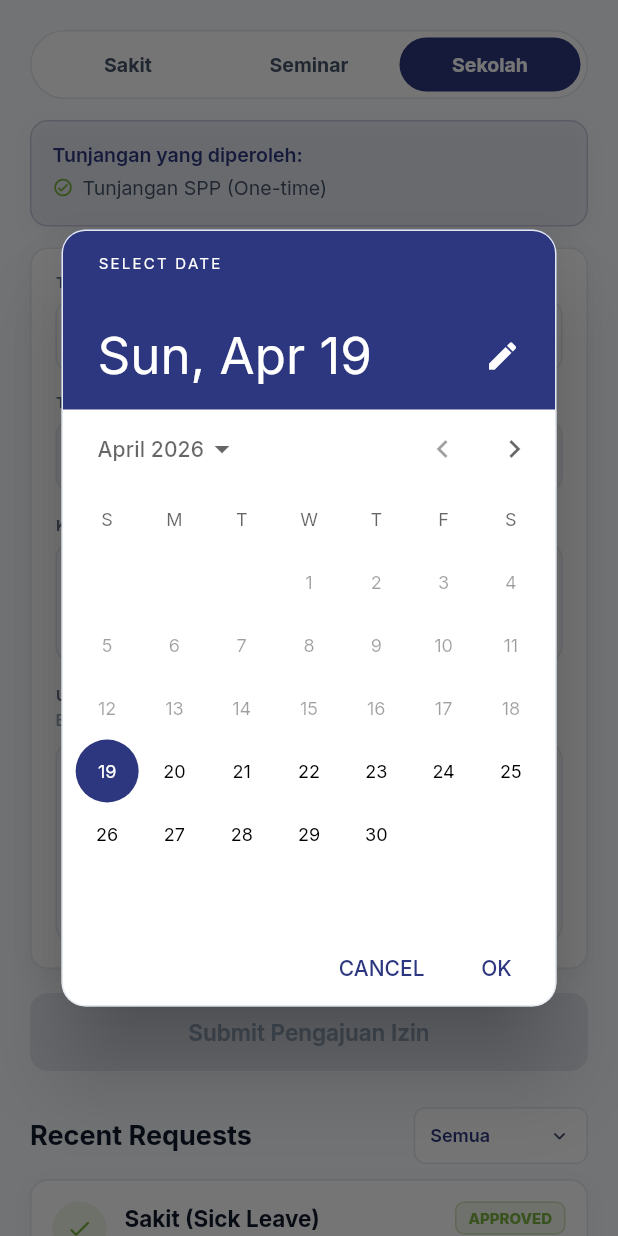
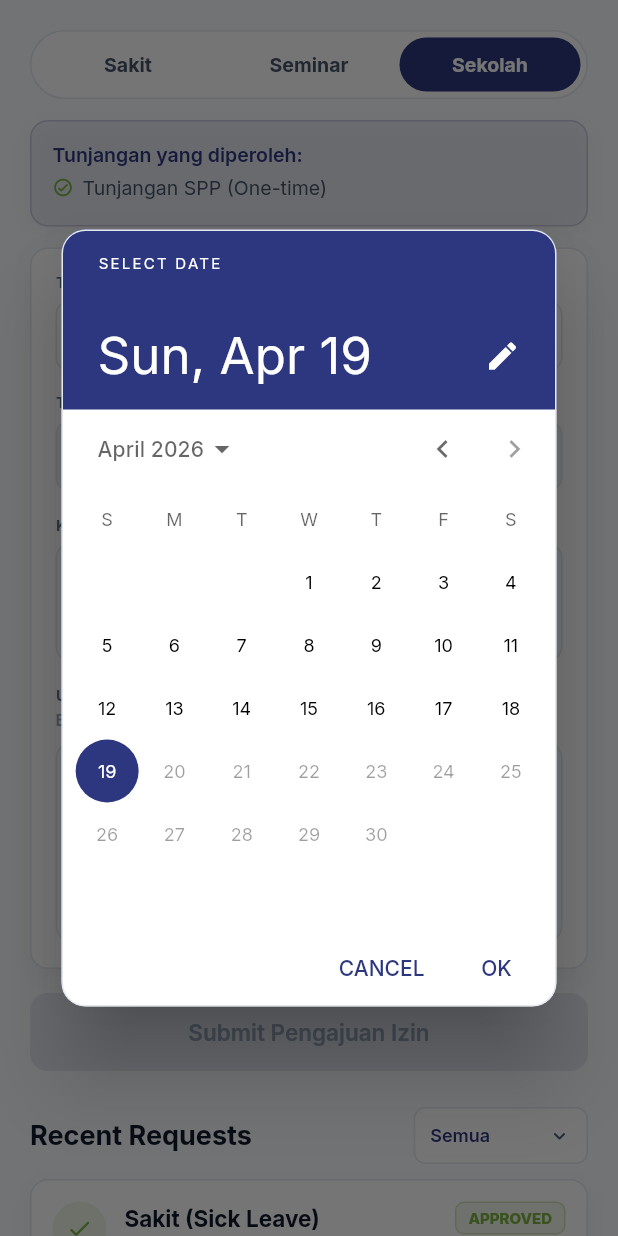
Before and after one commit to 5val/hadir-in-staff-app-flutter, a Flutter app: the _IzinForm widget shown alone on an empty page, opened directly, after a tap on "Seminar", after a tap on "Sekolah", after a tap on "MM/DD/YYYY", on a phone screen of 412 x 824 dp. Run offline on Flutter 3.47's test engine with Material 3 defaults, Android fonts, the phone set to English and light mode, and no system bars; our stand-ins replace camera, geocoding, geolocator, go_router, google_fonts, google_sign_in and 2 more; missing offline and left inert: extension_google_sign_in_as_googleapis_auth, googleapis; accounts and stored records are empty.

Commit message:
update tampilan dan alur

```diff
--- a/lib/screens/leave_tab.dart
+++ b/lib/screens/leave_tab.dart
@@ -57,11 +57,11 @@ class _LeaveTabState extends State<LeaveTab> {
                     child: Column(
                       crossAxisAlignment: CrossAxisAlignment.start,
                       children: [
-                        Text('APPLICATION PORTAL',
-                            style: GoogleFonts.inter(
-                              fontSize: 10, fontWeight: FontWeight.w700,
-                              color: AppColors.brandNavy, letterSpacing: 1.2,
-                            )),
+                        // Text('APPLICATION PORTAL',
+                        //     style: GoogleFonts.inter(
+                        //       fontSize: 10, fontWeight: FontWeight.w700,
+                        //       color: AppColors.brandNavy, letterSpacing: 1.2,
+                        //     )),
                         const SizedBox(height: 2),
                         Text(
                           isCuti ? 'Pengajuan Cuti' : 'Pengajuan Izin',
@@ -304,10 +304,18 @@ class _IzinFormState extends State<_IzinForm> {
   bool get _isSick    => _type == LeaveType.sick;
   bool get _isSeminar => _type == LeaveType.seminar;
 
+  // bool _isDateValid() {
+  //   if (_start == null) return true;
+  //   final today = _today();
+  //   return _isSick ? !_start!.isAfter(today) : !_start!.isBefore(today);
+  // }
+
   bool _isDateValid() {
     if (_start == null) return true;
     final today = _today();
-    return _isSick ? !_start!.isAfter(today) : !_start!.isBefore(today);
+
+    // Semua jenis izin harus <= hari ini
+    return !_start!.isAfter(today);
   }
 
   DateTime _today() => DateTime(
@@ -318,28 +326,63 @@ class _IzinFormState extends State<_IzinForm> {
       _reasonCtrl.text.trim().isNotEmpty &&
       _fileName != null && _isDateValid();
 
+  // Future<void> _pickDate(bool isStart) async {
+  //   final today     = DateTime.now();
+  //   final firstDate = _isSick
+  //       ? today.subtract(const Duration(days: 30))
+  //       : _today();
+  //   final lastDate  = _isSick
+  //       ? _today()
+  //       : today.add(const Duration(days: 180));
+
+  //   final initDate = isStart
+  //       ? (_start ?? firstDate)
+  //       : (_end ?? _start ?? firstDate);
+
+  //   final picked = await showDatePicker(
+  //     context: context,
+  //     initialDate:
+  //         initDate.isBefore(firstDate) ? firstDate :
+  //         initDate.isAfter(lastDate)   ? lastDate  : initDate,
+  //     firstDate: firstDate, lastDate: lastDate,
+  //     builder: (ctx, child) => _datePicker(ctx, child),
+  //   );
+  //   if (picked == null) return;
+  //   setState(() {
+  //     if (isStart) {
+  //       _start = picked;
+  //       if (_end != null && _end!.isBefore(picked)) _end = picked;
+  //     } else {
+  //       _end = picked;
+  //     }
+  //   });
+  // }
+
   Future<void> _pickDate(bool isStart) async {
-    final today     = DateTime.now();
-    final firstDate = _isSick
-        ? today.subtract(const Duration(days: 30))
-        : _today();
-    final lastDate  = _isSick
-        ? _today()
-        : today.add(const Duration(days: 180));
+  final today = _today();
+
+  // Semua jenis izin hanya boleh sebelum / sampai hari ini
+  final firstDate = today.subtract(const Duration(days: 30)); // optional range
+  final lastDate  = today;
 
   final initDate = isStart
-        ? (_start ?? firstDate)
-        : (_end ?? _start ?? firstDate);
+      ? (_start ?? lastDate)
+      : (_end ?? _start ?? lastDate);
 
   final picked = await showDatePicker(
     context: context,
-      initialDate:
-          initDate.isBefore(firstDate) ? firstDate :
-          initDate.isAfter(lastDate)   ? lastDate  : initDate,
-      firstDate: firstDate, lastDate: lastDate,
+    initialDate: initDate.isBefore(firstDate)
+        ? firstDate
+        : initDate.isAfter(lastDate)
+            ? lastDate
+            : initDate,
+    firstDate: firstDate,
+    lastDate: lastDate,
     builder: (ctx, child) => _datePicker(ctx, child),
   );
+
   if (picked == null) return;
+
   setState(() {
     if (isStart) {
       _start = picked;
@@ -389,7 +432,7 @@ class _IzinFormState extends State<_IzinForm> {
     showDialog(
       context: context,
       builder: (_) => AlertDialog(
-        icon: const Text('✅', style: TextStyle(fontSize: 36)),
+        icon: const Text('✅', style: TextStyle(fontSize: 36), textAlign: TextAlign.center),
         title: const Text('Pengajuan Terkirim!', textAlign: TextAlign.center),
         content: Text('Pengajuan Izin ${_typeLabel(_type)} dikirim ke admin.',
             style: AppText.body2, textAlign: TextAlign.center),
```
Also changed, not shown: lib/screens/leave_choice_screen.dart (+5 -5 lines). Lines whose indentation alone changed are shown as unchanged.
